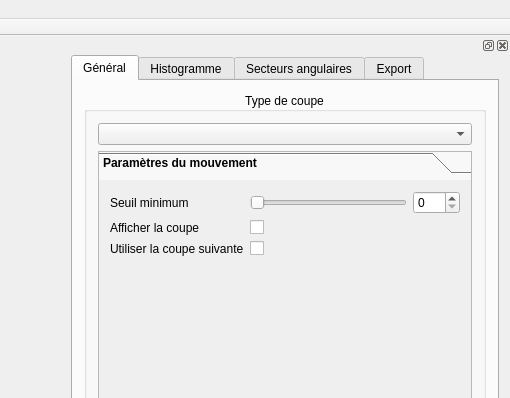
This is ui/mainwindow.ui in akrah/TKDetection as Qt 5 draws it before an edit; both pictures show x 283 to 793 and y 0 to 398 of the 793 by 954 pixel window. The edited form follows.
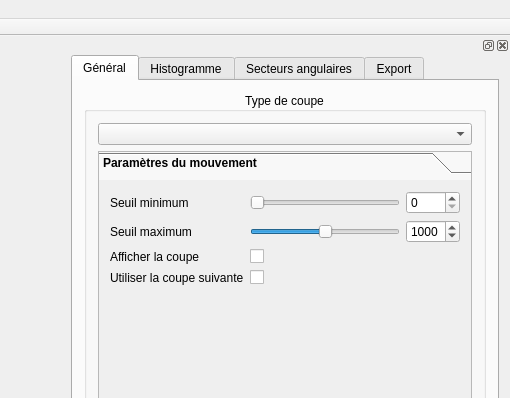
This is the edited form. Custom widgets are drawn as their Qt base class.

The edit to the form file:
```diff
--- a/ui/mainwindow.ui
+++ b/ui/mainwindow.ui
@@ -262,7 +262,7 @@
                      </font>
                     </property>
                     <property name="maximum">
-                     <number>400</number>
+                     <number>1000</number>
                     </property>
                     <property name="orientation">
                      <enum>Qt::Horizontal</enum>
@@ -278,7 +278,7 @@
                      </font>
                     </property>
                     <property name="maximum">
-                     <number>400</number>
+                     <number>1000</number>
                     </property>
                    </widget>
                   </item>
@@ -336,6 +336,52 @@
                   </property>
                  </widget>
                 </item>
+                <item row="1" column="0">
+                 <widget class="QLabel" name="label_26">
+                  <property name="font">
+                   <font>
+                    <weight>50</weight>
+                    <bold>false</bold>
+                   </font>
+                  </property>
+                  <property name="text">
+                   <string>Seuil maximum</string>
+                  </property>
+                 </widget>
+                </item>
+                <item row="1" column="1">
+                 <layout class="QHBoxLayout" name="horizontalLayout_12">
+                  <item>
+                   <widget class="QSlider" name="_sliderMovementThresholdMax">
+                    <property name="maximum">
+                     <number>2000</number>
+                    </property>
+                    <property name="value">
+                     <number>1000</number>
+                    </property>
+                    <property name="orientation">
+                     <enum>Qt::Horizontal</enum>
+                    </property>
+                   </widget>
+                  </item>
+                  <item>
+                   <widget class="QSpinBox" name="_spinMovementThresholdMax">
+                    <property name="font">
+                     <font>
+                      <weight>50</weight>
+                      <bold>false</bold>
+                     </font>
+                    </property>
+                    <property name="maximum">
+                     <number>2000</number>
+                    </property>
+                    <property name="value">
+                     <number>1000</number>
+                    </property>
+                   </widget>
+                  </item>
+                 </layout>
+                </item>
                </layout>
               </widget>
               <widget class="QWidget" name="_pageFlowParameters">
```
Left out of the diff: 16 changed lines with no effect on the pictures.
